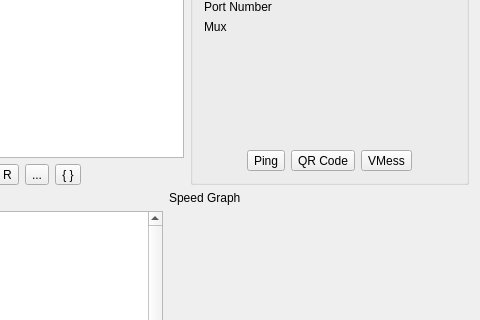
First picture: the form in src/ui/w_MainWindow.ui, repository darsvador/qvssr, before the edit; both pictures show x 200 to 680 and y 130 to 450 of the 680 by 585 pixel window.
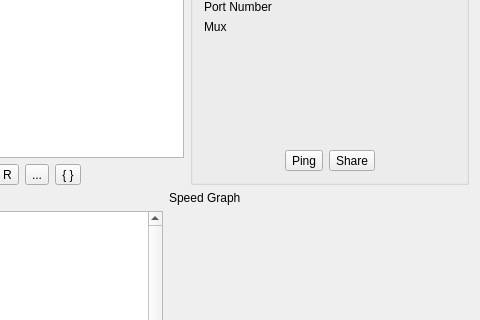
Second picture: the form after the edit. Icons and pictures are not drawn.

Patch:
```diff
--- a/src/ui/w_MainWindow.ui
+++ b/src/ui/w_MainWindow.ui
@@ -390,14 +390,7 @@
          <item>
           <widget class="QToolButton" name="shareQRButton">
            <property name="text">
-            <string>QR Code</string>
-           </property>
-          </widget>
-         </item>
-         <item>
-          <widget class="QToolButton" name="shareVMessButton">
-           <property name="text">
-            <string>VMess</string>
+            <string>Share</string>
            </property>
           </widget>
          </item>
```
Left out of the diff: 2 changed lines with no effect on the pictures.
